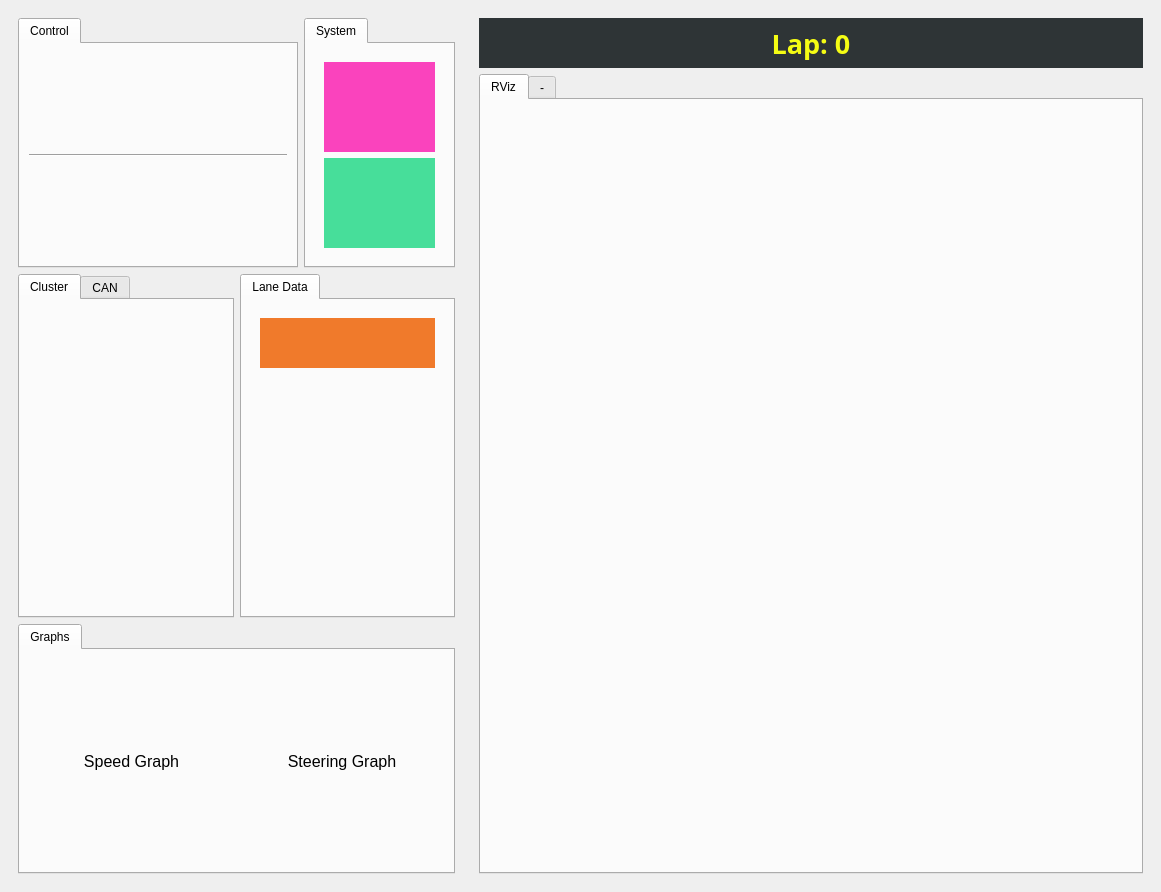
Before: the Qt Designer form src/ui/forms/mainwindow.ui in VILABVisualPanel/VILAB_PANEL, drawn with Qt 5.
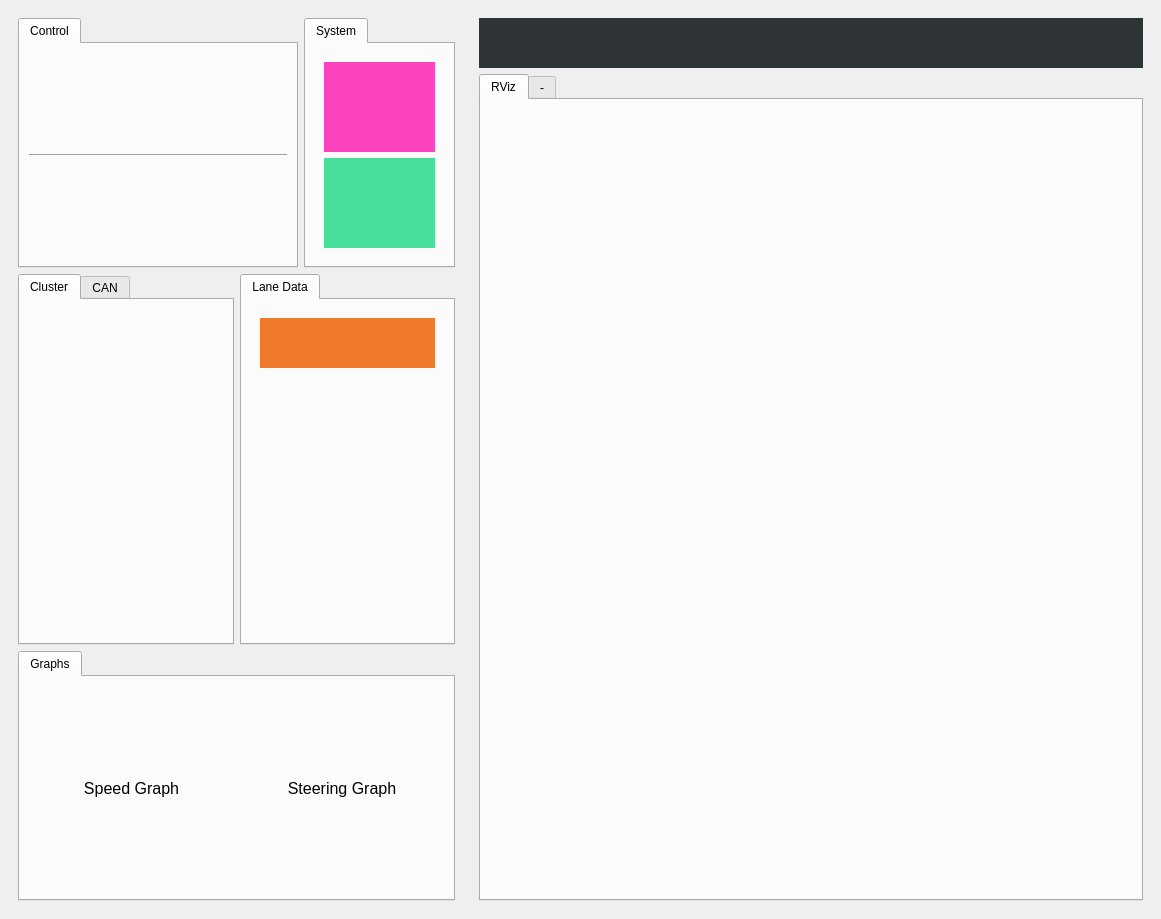
After: the same form once the commit is applied. Icons and pictures are not drawn.

The edit to the form file:
```diff
--- a/src/ui/forms/mainwindow.ui
+++ b/src/ui/forms/mainwindow.ui
@@ -7,7 +7,7 @@
     <x>0</x>
     <y>0</y>
     <width>1161</width>
-    <height>892</height>
+    <height>919</height>
    </rect>
   </property>
   <property name="windowTitle">
@@ -58,7 +58,7 @@
 color: rgb(245,252,20);</string>
          </property>
          <property name="text">
-          <string>Lap: 0</string>
+          <string/>
          </property>
          <property name="alignment">
           <set>Qt::AlignCenter</set>
```
